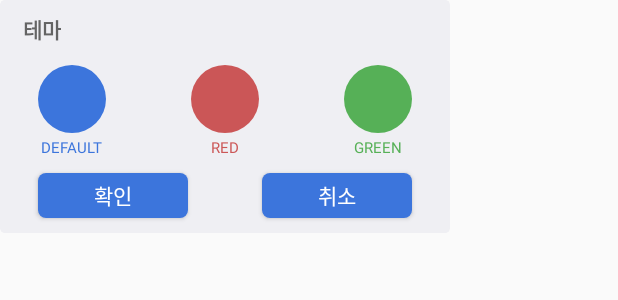
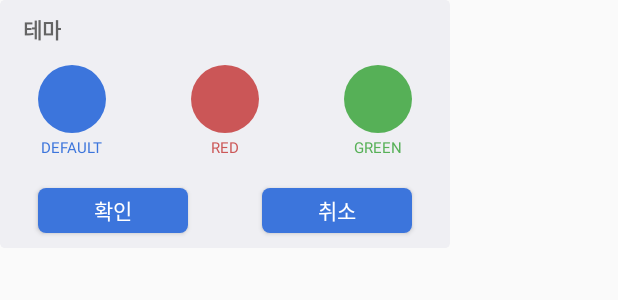
Before and after one commit to cbw1030/GachonNoti-android, an Android app: the layout activity_detailsetting.xml on its own in the app's theme, with its tools: preview values and no code run, on a phone screen of 412 x 824 dp. Shown: the top 300 px of the screen. Run offline under Robolectric (Android 15) with nearby library versions, the phone set to English and light mode, and no system bars; network calls fail.

Commit message:
20190627/9:35PM

```diff
--- a/app/src/main/res/layout/activity_detailsetting.xml
+++ b/app/src/main/res/layout/activity_detailsetting.xml
@@ -122,23 +122,25 @@
         </TableRow>
         <TableRow>
             <RelativeLayout
-            android:layout_height="50dp"
+            android:layout_height="60dp"
             android:layout_width="match_parent">
                 <Button
                         android:layout_marginStart="25dp"
                         android:layout_alignParentStart="true"
                         android:id="@+id/OK"
-                        android:layout_centerVertical="true"
+                        android:layout_alignParentBottom="true"
+                        android:layout_marginBottom="10dp"
                         android:background="@drawable/dialog_button"
                         android:text="확인"
                         android:textColor="@color/WHITE"
                         android:layout_width="100dp" android:layout_height="30dp"
                 />
                 <Button
+                        android:layout_marginBottom="10dp"
                         android:layout_marginEnd="25dp"
                         android:layout_alignParentEnd="true"
                         android:id="@+id/Cancel"
-                        android:layout_centerVertical="true"
+                        android:layout_alignParentBottom="true"
                         android:background="@drawable/dialog_button"
                         android:text="취소"
                         android:textColor="@color/WHITE"
```
Also changed, not shown: app/src/main/java/io/wiffy/gachonNoti/ui/main/notification/MainAdapter.kt (+15 -7 lines), app/src/main/java/io/wiffy/gachonNoti/ui/main/notification/NotificationFragment.kt (+7 -6 lines).
